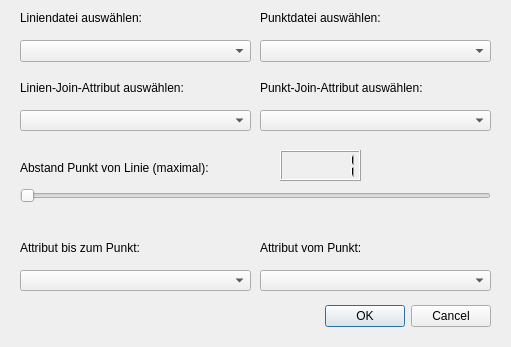
The window that SplitLines_dialog_base.ui (rolfp01/SplitLines) describes before a commit, drawn with Qt 5.
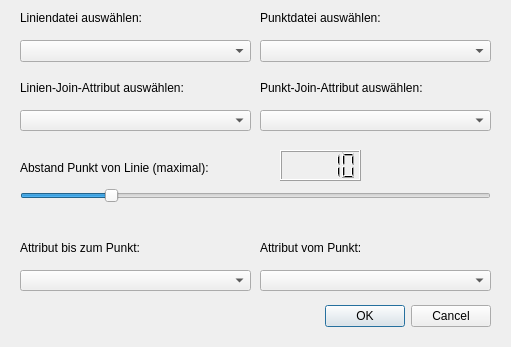
The same window after the commit. Custom widgets are drawn as their Qt base class.

The edit to the form file:
```diff
--- a/SplitLines_dialog_base.ui
+++ b/SplitLines_dialog_base.ui
@@ -122,6 +122,9 @@
    <property name="singleStep">
     <number>1</number>
    </property>
+   <property name="value">
+    <number>10</number>
+   </property>
    <property name="orientation">
     <enum>Qt::Horizontal</enum>
    </property>
@@ -189,7 +192,7 @@
     <bool>false</bool>
    </property>
    <property name="intValue" stdset="0">
-    <number>1</number>
+    <number>10</number>
    </property>
   </widget>
   <widget class="QgsFieldComboBox" name="LineAttribut">
```
